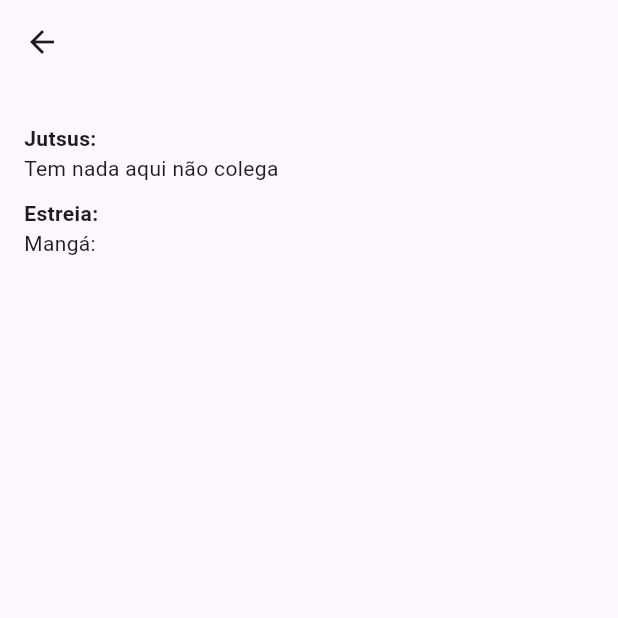
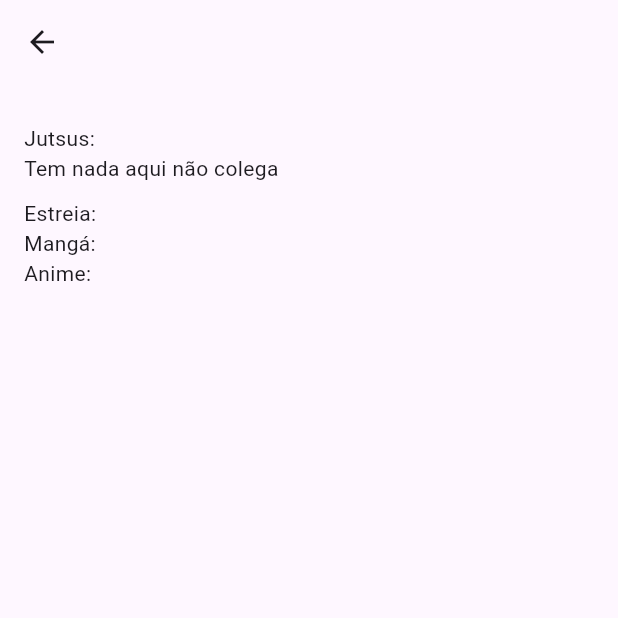
Before and after one commit to Matheusdnf/naruto, a Flutter app: the Detalhedocaracter screen opened directly with empty values, on a phone screen of 412 x 824 dp, the top half of it. Run offline on Flutter 3.47's test engine with Material 3 defaults, Android fonts, the phone set to English and light mode, and no system bars; our stand-ins replace connectivity, get, google_fonts; missing offline and left inert: vertical_card_pager; Roboto replaces fonts that are missing (NJNaruto).

Commit message:
Mudanças no caminho certo
modelo de caracter, filtro de personagens requeridos, detail caracter, screen village, home screen

```diff
--- a/lib/models/model_character.dart
+++ b/lib/models/model_character.dart
@@ -44,8 +44,8 @@ class Debut {
 
   factory Debut.fromMap(Map<String, dynamic> json) {
     return Debut(
-      manga: json["manga"] ?? "",
-      anime: json["anime"] ?? "",
+      manga: json["manga"],
+      anime: json["anime"],
     );
   }
 
--- a/lib/scream/detail_screen/detail_character.dart
+++ b/lib/scream/detail_screen/detail_character.dart
@@ -13,8 +13,7 @@ class Detalhedocaracter extends StatelessWidget{
       ),
       body: Padding(
         padding:const EdgeInsets.all(16.0),
-        child: Column(
-          crossAxisAlignment: CrossAxisAlignment.start,
+        child: ListView(
           children: [
             Center(
               child: Row(
@@ -29,19 +28,19 @@ class Detalhedocaracter extends StatelessWidget{
                     ).toList() :[Container()],
               ),
             ),
-            SizedBox(height: 10),
-             Text('Jutsus:', style: TextStyle(fontWeight: FontWeight.bold)),
+            const SizedBox(height: 10),
+            const Text('Jutsus:', style: TextStyle(fontFamily: 'NJNaruto',)),
             Column(
               crossAxisAlignment: CrossAxisAlignment.start,
               children: personagem.jutsu.isNotEmpty?
               personagem.jutsu.map((jutsu) => Text('- $jutsu')).toList()
-               :[Text("Tem nada aqui não colega")],
+               :[const Text("Tem nada aqui não colega")],
 
             ),
-            SizedBox(height: 10),
-            Text('Estreia:', style: TextStyle(fontWeight: FontWeight.bold)),
+            const SizedBox(height: 10),
+            const Text('Estreia:', style: TextStyle(fontFamily: 'NJNaruto',)),
             Text('Mangá: ${personagem.debut.manga ?? 'Não especificado'}'),
-
+            Text('Anime: ${personagem.debut.anime ?? 'Não especificado'}'),
           ],
         ),
       ),
```
Also changed, not shown: lib/repository/repository_village.dart (+13 -2 lines), lib/scream/detail_screen/screen_village.dart (+19 -9 lines), lib/scream/home_scream.dart (+7 -4 lines).
